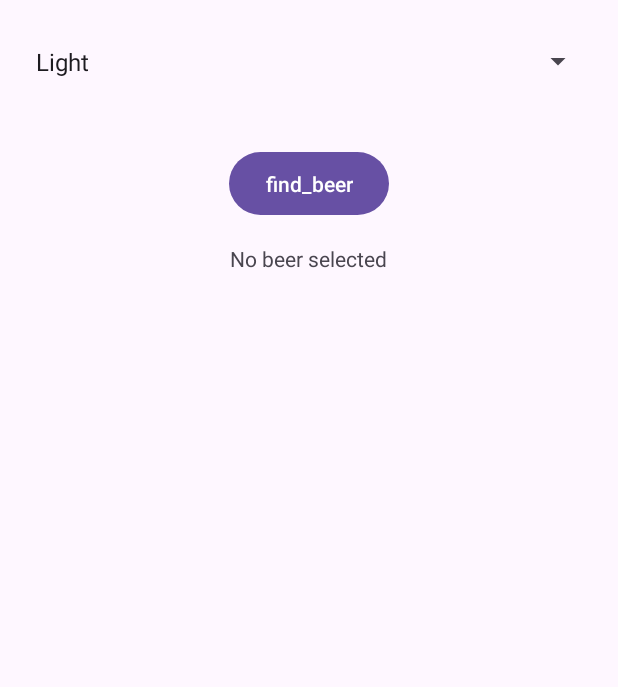
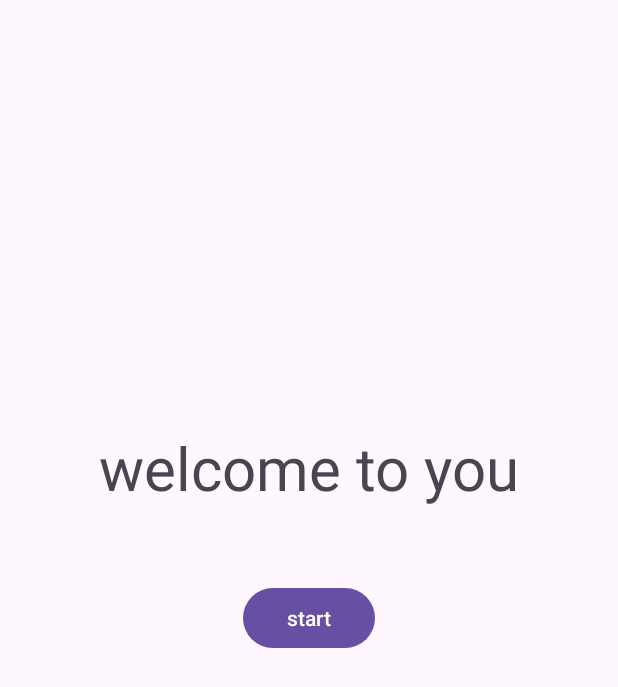
Before and after one commit to aizf27/Beer-Adviser, an Android app: the screen it shows after launch (MainActivity before the commit, secretMessage after it), on a phone screen of 412 x 824 dp. Shown: the top 687 px of the screen. Run offline under Robolectric (Android 15) with nearby library versions, the phone set to English and light mode, and no system bars.

Commit message:
commit study chapter 6: 1.create a activity 2.create 2 fragment 3.create nav_graph.xml 4.realize 跳转 by nav_graph

```diff
--- a/app/build.gradle.kts
+++ b/app/build.gradle.kts
@@ -45,4 +45,5 @@ dependencies {
     testImplementation(libs.junit)
     androidTestImplementation(libs.androidx.junit)
     androidTestImplementation(libs.androidx.espresso.core)
+    implementation(libs.androidx.navigation.fragment)
 }
--- /dev/null
+++ b/app/src/main/java/com/example/beeradviser/WelcomeFragment.kt
@@ -0,0 +1,67 @@
+package com.example.beeradviser
+
+import android.os.Bundle
+import androidx.fragment.app.Fragment
+import android.view.LayoutInflater
+import android.view.View
+import android.view.ViewGroup
+import android.widget.Button
+import androidx.navigation.findNavController
+
+// TODO: Rename parameter arguments, choose names that match
+// the fragment initialization parameters, e.g. ARG_ITEM_NUMBER
+private const val ARG_PARAM1 = "param1"
+private const val ARG_PARAM2 = "param2"
+
+/**
+ * A simple [Fragment] subclass.
+ * Use the [WelcomeFragment.newInstance] factory method to
+ * create an instance of this fragment.
+ */
+class WelcomeFragment : Fragment() {
+    // TODO: Rename and change types of parameters
+    private var param1: String? = null
+    private var param2: String? = null
+
+    override fun onCreate(savedInstanceState: Bundle?) {
+        super.onCreate(savedInstanceState)
+        arguments?.let {
+            param1 = it.getString(ARG_PARAM1)
+            param2 = it.getString(ARG_PARAM2)
+        }
+    }
+
+    override fun onCreateView(
+        inflater: LayoutInflater, container: ViewGroup?,
+        savedInstanceState: Bundle?
+    ): View? {
+        val view=inflater.inflate(R.layout.fragment_welcome,container,false)
+        val startButton=view.findViewById<Button>(R.id.start)
+
+        startButton.setOnClickListener {
+            view.findNavController().navigate(R.id.action_welcomeFragment_to_messageFragment)
+        }
+        // Inflate the layout for this fragment
+        return view
+    }
+
+    companion object {
+        /**
+         * Use this factory method to create a new instance of
+         * this fragment using the provided parameters.
+         *
+         * @param param1 Parameter 1.
+         * @param param2 Parameter 2.
+         * @return A new instance of fragment WelcomeFragment.
+         */
+        // TODO: Rename and change types and number of parameters
+        @JvmStatic
+        fun newInstance(param1: String, param2: String) =
+            WelcomeFragment().apply {
+                arguments = Bundle().apply {
+                    putString(ARG_PARAM1, param1)
+                    putString(ARG_PARAM2, param2)
+                }
+            }
+    }
+}
--- /dev/null
+++ b/app/src/main/java/com/example/beeradviser/secretMessage.kt
@@ -0,0 +1,20 @@
+package com.example.beeradviser
+
+import android.os.Bundle
+import androidx.activity.enableEdgeToEdge
+import androidx.appcompat.app.AppCompatActivity
+import androidx.core.view.ViewCompat
+import androidx.core.view.WindowInsetsCompat
+
+class secretMessage : AppCompatActivity() {
+    override fun onCreate(savedInstanceState: Bundle?) {
+        super.onCreate(savedInstanceState)
+        enableEdgeToEdge()
+        setContentView(R.layout.activity_secret_message)
+        ViewCompat.setOnApplyWindowInsetsListener(findViewById(R.id.main)) { v, insets ->
+            val systemBars = insets.getInsets(WindowInsetsCompat.Type.systemBars())
+            v.setPadding(systemBars.left, systemBars.top, systemBars.right, systemBars.bottom)
+            insets
+        }
+    }
+}
--- /dev/null
+++ b/app/src/main/res/layout/activity_secret_message.xml
@@ -0,0 +1,26 @@
+<?xml version="1.0" encoding="utf-8"?>
+<androidx.constraintlayout.widget.ConstraintLayout
+    xmlns:android="http://schemas.android.com/apk/res/android"
+    xmlns:app="http://schemas.android.com/apk/res-auto"
+    xmlns:tools="http://schemas.android.com/tools"
+    android:id="@+id/main"
+    android:layout_width="match_parent"
+    android:layout_height="match_parent"
+    tools:context=".MainActivity">
+
+    <androidx.fragment.app.FragmentContainerView
+        android:id="@+id/nav_host_fragment"
+        android:layout_width="0dp"
+        android:layout_height="0dp"
+        android:name="androidx.navigation.fragment.NavHostFragment"
+        app:navGraph="@navigation/nav_graph"
+        app:defaultNavHost="true"
+
+        app:layout_constraintBottom_toBottomOf="parent"
+        app:layout_constraintEnd_toEndOf="parent"
+        app:layout_constraintStart_toStartOf="parent"
+        app:layout_constraintTop_toTopOf="parent"
+
+        tools:context=".MainActivity" />
+
+</androidx.constraintlayout.widget.ConstraintLayout>
--- /dev/null
+++ b/app/src/main/res/layout/fragment_welcome.xml
@@ -0,0 +1,26 @@
+<?xml version="1.0" encoding="utf-8"?>
+<FrameLayout xmlns:android="http://schemas.android.com/apk/res/android"
+    xmlns:tools="http://schemas.android.com/tools"
+    android:layout_width="match_parent"
+    android:layout_height="match_parent"
+    tools:context=".WelcomeFragment">
+
+
+    <TextView
+        android:layout_width="wrap_content"
+        android:layout_height="wrap_content"
+        android:layout_marginBottom="100dp"
+        android:textSize="40dp"
+        android:layout_gravity="center"
+        android:text="@string/welcome_text" />
+
+    <Button
+        android:id="@+id/start"
+        android:layout_width="wrap_content"
+        android:layout_height="wrap_content"
+        android:layout_gravity="center"
+        android:layout_margin="32dp"
+        android:text="@string/start" />
+
+
+</FrameLayout>
--- /dev/null
+++ b/app/src/main/res/navigation/nav_graph.xml
@@ -0,0 +1,22 @@
+<?xml version="1.0" encoding="utf-8"?>
+<navigation xmlns:android="http://schemas.android.com/apk/res/android"
+    xmlns:app="http://schemas.android.com/apk/res-auto"
+    xmlns:tools="http://schemas.android.com/tools"
+    android:id="@+id/nav_graph"
+    app:startDestination="@id/welcomeFragment">
+
+    <fragment
+        android:id="@+id/welcomeFragment"
+        android:name="com.example.beeradviser.WelcomeFragment"
+        android:label="fragment_welcome"
+        tools:layout="@layout/fragment_welcome" >
+        <action
+            android:id="@+id/action_welcomeFragment_to_messageFragment"
+            app:destination="@id/messageFragment" />
+    </fragment>
+    <fragment
+        android:id="@+id/messageFragment"
+        android:name="com.example.beeradviser.MessageFragment"
+        android:label="fragment_message"
+        tools:layout="@layout/fragment_message" />
+</navigation>
--- a/app/src/main/res/values/strings.xml
+++ b/app/src/main/res/values/strings.xml
@@ -13,8 +13,13 @@
         <item>Brown</item>
         <item>Dark</item>
     </string-array>
+
+    <string name="welcome_text">welcome to you</string>
+    <string name="start">start</string>
     <!-- TODO: Remove or change this placeholder text -->
     <string name="hello_blank_fragment">Hello blank fragment</string>
+    <string name="message_hint">Please Endter</string>
+    <string name="next">next</string>
 
 
 </resources>
--- a/gradle/libs.versions.toml
+++ b/gradle/libs.versions.toml
@@ -9,6 +9,7 @@ appcompat = "1.6.1"
 material = "1.10.0"
 activity = "1.8.0"
 constraintlayout = "2.1.4"
+navigation="2.3.5"
 
 [libraries]
 androidx-core-ktx = { group = "androidx.core", name = "core-ktx", version.ref = "coreKtx" }
@@ -19,7 +20,7 @@ androidx-appcompat = { group = "androidx.appcompat", name = "appcompat", version
 material = { group = "com.google.android.material", name = "material", version.ref = "material" }
 androidx-activity = { group = "androidx.activity", name = "activity", version.ref = "activity" }
 androidx-constraintlayout = { group = "androidx.constraintlayout", name = "constraintlayout", version.ref = "constraintlayout" }
-
+androidx-navigation-fragment={group="androidx.navigation",name="navigation-fragment-ktx",version.ref="navigation"}
 [plugins]
 android-application = { id = "com.android.application", version.ref = "agp" }
 kotlin-android = { id = "org.jetbrains.kotlin.android", version.ref = "kotlin" }
```
Also changed, not shown: app/src/main/AndroidManifest.xml (+10 -8 lines), app/src/main/java/com/example/beeradviser/MessageFragment.kt (added, +59 -0 lines), app/src/main/res/layout/fragment_message.xml (added, +29 -0 lines).
